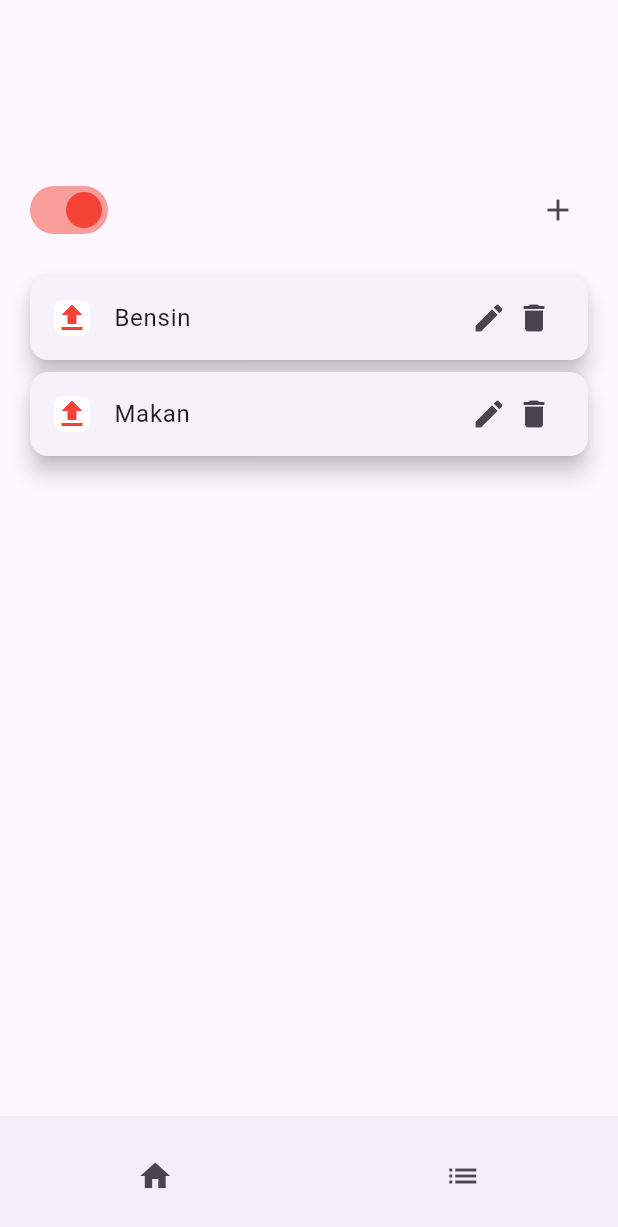
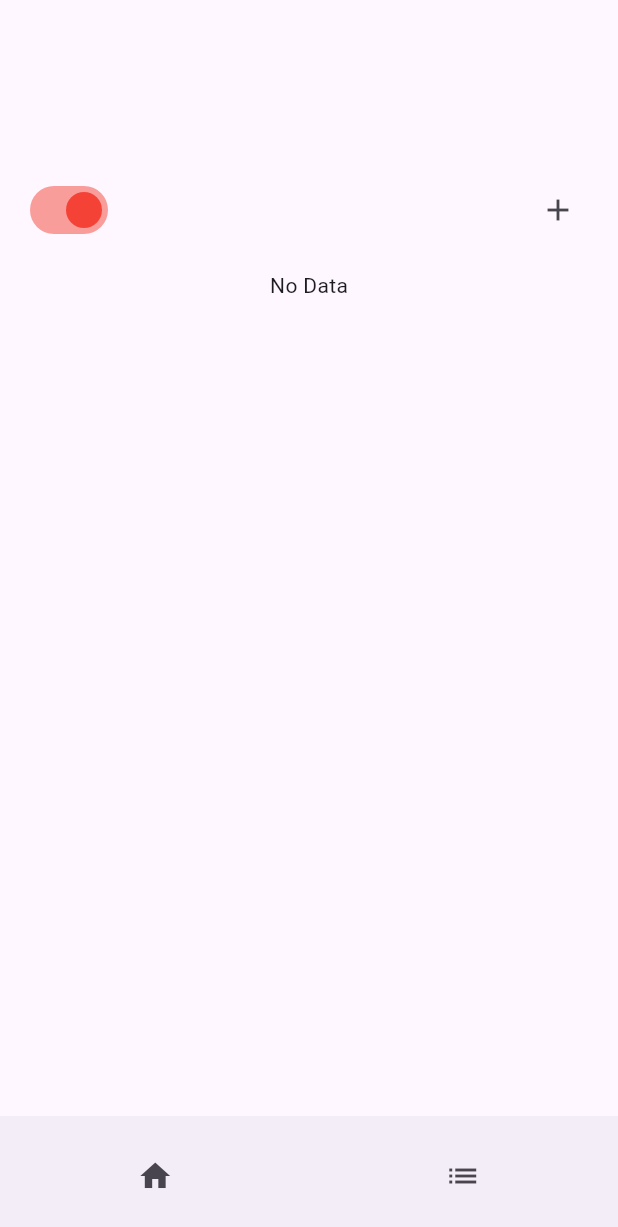
Before and after one commit to tedyadt/monvest-moneymanager, a Flutter app: the screen it shows after launch, after a tap on the "list" icon, on a phone screen of 412 x 824 dp. Shown: the top 1227 px of the screen. Run offline on Flutter 3.47's test engine with Material 3 defaults, Android fonts, the phone set to English and light mode, and no system bars; our stand-ins replace drift, drift_flutter, google_fonts; missing offline and left inert: calendar_appbar; accounts and stored records are empty; generated files the repository leaves out were written again.

Commit message:
add database and add crud category

```diff
--- /dev/null
+++ b/lib/models/database.dart
@@ -0,0 +1,51 @@
+import 'package:drift/drift.dart';
+import 'package:drift_flutter/drift_flutter.dart';
+import 'package:monvest/models/category.dart';
+import 'package:monvest/models/transaction.dart';
+import 'package:path_provider/path_provider.dart';
+
+part 'database.g.dart';
+
+class TodoItems extends Table {
+  IntColumn get id => integer().autoIncrement()();
+  TextColumn get title => text().withLength(min: 6, max: 32)();
+  TextColumn get content => text().named('body')();
+  DateTimeColumn get createdAt => dateTime().nullable()();
+}
+
+@DriftDatabase(tables: [Categories,Transactions])
+class AppDatabase extends _$AppDatabase {
+  // After generating code, this class needs to define a `schemaVersion` getter
+  // and a constructor telling drift where the database should be stored.
+  // These are described in the getting started guide: https://drift.simonbinder.eu/setup/
+  AppDatabase([QueryExecutor? executor]) : super(executor ?? _openConnection());
+
+  @override
+  int get schemaVersion => 1;
+
+
+  //crude category
+  Future<List<Category>> getAllCategoriesRepo(int type) async {
+    return await (select(categories)..where((tbl) => tbl.type.equals(type))).get();
+  }
+
+  Future updateCategoriesRepo(int id, String name) async {
+    return await (update(categories)..where((tbl) => tbl.id.equals(id))).write(CategoriesCompanion(name:Value(name)));
+  }
+
+  Future deleteCategoriesRepo(int id) async {
+    return await (delete(categories)..where((tbl) => tbl.id.equals(id))).go();
+  }
+
+  static QueryExecutor _openConnection() {
+    return driftDatabase(
+      name: 'my_database',
+      native: const DriftNativeOptions(
+        // By default, `driftDatabase` from `package:drift_flutter` stores the
+        // database files in `getApplicationDocumentsDirectory()`.
+        databaseDirectory: getApplicationSupportDirectory,
+      ),
+      // If you need web support, see https://drift.simonbinder.eu/platforms/web/
+    );
+  }
+}
--- a/lib/pages/category_page.dart
+++ b/lib/pages/category_page.dart
@@ -1,4 +1,5 @@
 import 'package:flutter/material.dart';
+import 'package:monvest/models/database.dart';
 
 class CategoryPage extends StatefulWidget {
   const CategoryPage({super.key});
@@ -9,13 +10,35 @@ class CategoryPage extends StatefulWidget {
 
 class _CategoryPageState extends State<CategoryPage> {
   bool isExpense = true;
+  final AppDatabase database = AppDatabase();
+  TextEditingController categoryNameController = TextEditingController();
 
-  void openDialog() {
+  Future insert(String name, int type) async {
+    DateTime now = DateTime.now();
+    final row = await database.into(database.categories).insertReturning(
+        CategoriesCompanion.insert(
+            name: name, type: type, createdAt: now, updatedAt: now));
+    print(row);
+  }
+
+  Future<List<Category>> getAllCategories() async {
+    return await database.getAllCategoriesRepo(isExpense ? 2 : 1);
+  }
+
+  Future update(int categoryid, String newName) async {
+    return await database.updateCategoriesRepo(categoryid, newName);
+  }
+
+  void openDialog(Category? category) {
+    if (category != null) {
+      categoryNameController.text = category.name;
+    }
     showDialog(
       context: context,
       builder: (BuildContext) => AlertDialog(
         title: Text('Add Category'),
         content: TextField(
+          controller: categoryNameController,
           decoration: InputDecoration(hintText: 'Category Name'),
         ),
         actions: [
@@ -25,12 +48,23 @@ class _CategoryPageState extends State<CategoryPage> {
           ),
           TextButton(
             child: Text('Add'),
-            onPressed: () => Navigator.pop(context),
+            onPressed: () {
+              if (category == null) {
+                insert(categoryNameController.text, isExpense ? 2 : 1);
+              } else {
+                update(category.id, categoryNameController.text);
+              }
+
+              Navigator.of(context, rootNavigator: true).pop('dialog');
+              setState(() {});
+              categoryNameController.clear();
+            },
           ),
         ],
       ),
     );
   }
+
   @override
   Widget build(BuildContext context) {
     return SafeArea(
@@ -43,7 +77,6 @@ class _CategoryPageState extends State<CategoryPage> {
             children: [
               Switch(
                 value: isExpense,
-
                 onChanged: (bool value) {
                   setState(() {
                     isExpense = value;
@@ -53,15 +86,27 @@ class _CategoryPageState extends State<CategoryPage> {
                 inactiveThumbColor: Colors.green,
                 activeColor: Colors.red,
               ),
-              IconButton(onPressed: () {
-                openDialog();
-              }, icon: Icon(Icons.add))
-
-
+              IconButton(
+                  onPressed: () {
+                    openDialog(null);
+                  },
+                  icon: Icon(Icons.add))
             ],
           ),
         ),
-        Padding(
+        FutureBuilder<List<Category>>(
+          future: getAllCategories(),
+          builder: (context, snapshot) {
+            if (snapshot.connectionState == ConnectionState.waiting) {
+              return Center(child: CircularProgressIndicator());
+            } else {
+              if (snapshot.hasData) {
+                if (snapshot.data!.length > 0) {
+                  return ListView.builder(
+                    shrinkWrap: true,
+                    itemCount: snapshot.data!.length,
+                    itemBuilder: (context, index) {
+                      return Padding(
                         padding: const EdgeInsets.symmetric(horizontal: 16.0),
                         child: Card(
                           elevation: 6,
@@ -69,43 +114,43 @@ class _CategoryPageState extends State<CategoryPage> {
                             trailing: Row(
                               mainAxisSize: MainAxisSize.min,
                               children: [
-                    Icon(Icons.edit),
+                                IconButton(
+                                  icon: Icon(Icons.edit),
+                                  onPressed: () {
+                                    openDialog(snapshot.data![index]);
+                                  },
+                                ),
                                 SizedBox(width: 6),
-                    Icon(Icons.delete),
+                                IconButton(
+                                    icon: Icon(Icons.delete),
+                                    onPressed: () {
+                                      database.deleteCategoriesRepo(
+                                          snapshot.data![index].id);
+                                      setState(() {});
+                                    }),
                               ],
                             ),
-                title: Text('Bensin'),
+                            title: Text(snapshot.data![index].name),
                             leading: Container(
-                  child: (isExpense) ? Icon(Icons.upload, color: Colors.red) : Icon(Icons.download, color: Colors.blue),
+                              child: (isExpense)
+                                  ? Icon(Icons.upload, color: Colors.red)
+                                  : Icon(Icons.download, color: Colors.blue),
                               decoration: BoxDecoration(
                                   color: Colors.white,
                                   borderRadius: BorderRadius.circular(6)),
                             ),
                           ),
                         ),
-          ),
-          Padding(
-            padding: const EdgeInsets.symmetric(horizontal: 16.0),
-            child: Card(
-              elevation: 6,
-              child: ListTile(
-                trailing: Row(
-                  mainAxisSize: MainAxisSize.min,
-                  children: [
-                    Icon(Icons.edit),
-                    SizedBox(width: 6),
-                    Icon(Icons.delete),
-                  ],
-                ),
-                title: Text('Makan'),
-                leading: Container(
-                  child: Icon(Icons.upload, color: Colors.red),
-                  decoration: BoxDecoration(
-                      color: Colors.white,
-                      borderRadius: BorderRadius.circular(6)),
-                ),
-              ),
-            ),
+                      );
+                    },
+                  );
+                } else {
+                  return Center(child: Text('No Data'));
+                }
+              }
+              return Center(child: Text('No Data'));
+            }
+          },
         )
       ],
     ));
```
Also changed, not shown: lib/models/category.dart (added, +11 -0 lines), lib/models/transaction.dart (added, +14 -0 lines), pubspec.yaml (+6 -1 lines), lib/models/database.g.dart (added), pubspec.lock, 5 other files. Lines whose indentation alone changed are shown as unchanged.
